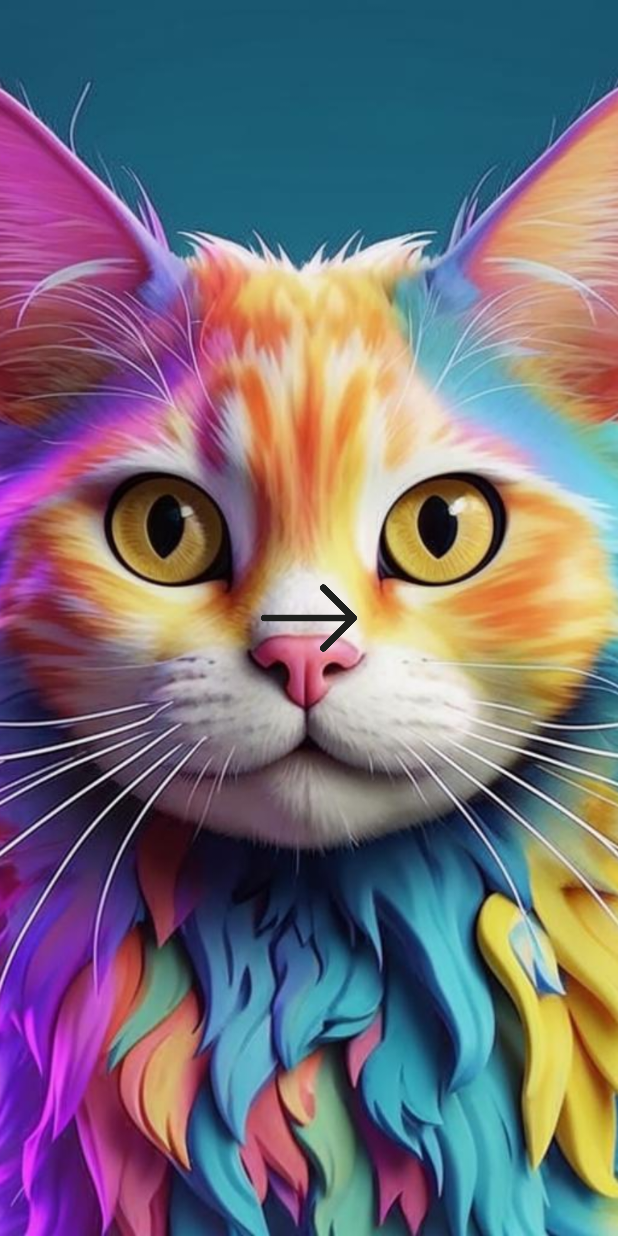
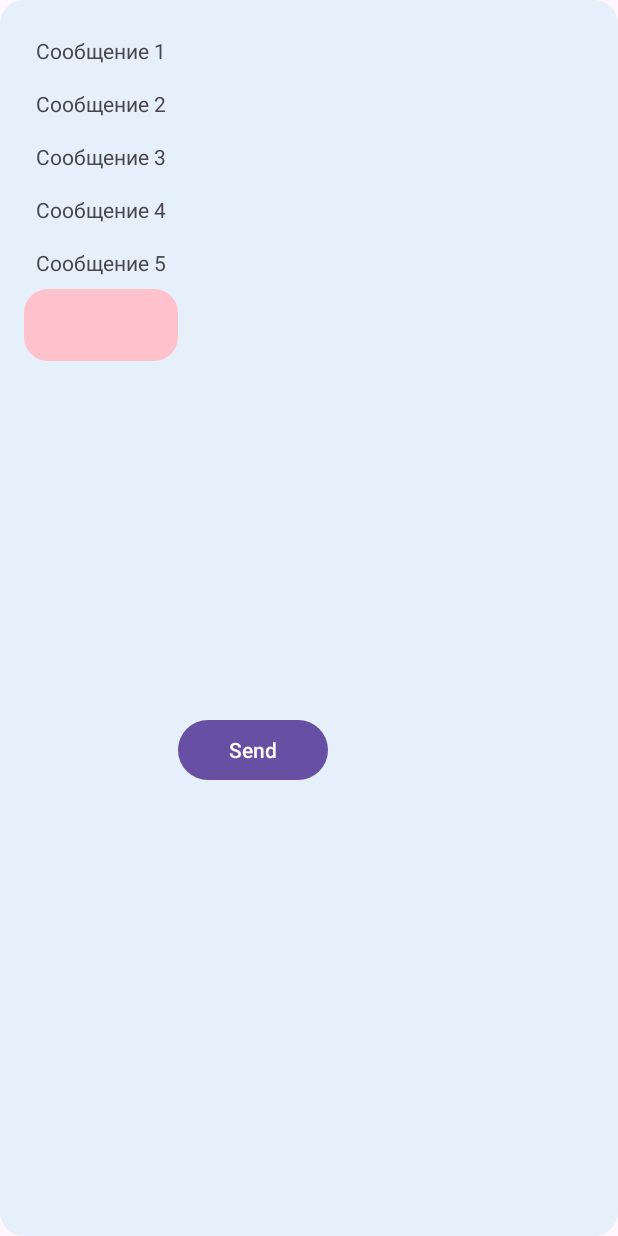
Before and after one commit to ppljc/rmp-lab-work-3, an Android app: the screen it shows after launch (MainActivity), on a phone screen of 412 x 824 dp. Run offline under Robolectric (Android 15) with nearby library versions, the phone set to English and light mode, and no system bars.

Commit message:
feat: grid layout method

```diff
--- a/app/src/main/java/com/example/myapplication3/MainActivity.java
+++ b/app/src/main/java/com/example/myapplication3/MainActivity.java
@@ -2,30 +2,38 @@ package com.example.myapplication3;
 
 import android.os.Bundle;
 import android.view.View;
-import android.widget.ImageButton;
-import android.widget.ImageView;
+import android.widget.Button;
+import android.widget.EditText;
+import android.widget.GridLayout;
+import android.widget.TextView;
 import androidx.appcompat.app.AppCompatActivity;
 
 public class MainActivity extends AppCompatActivity {
 
-    private ImageView imageView;
-    private ImageButton nextButton;
-    private int currentImageIndex = 0;
-    private int[] images = {R.drawable.image_one, R.drawable.image_two};
+    private EditText editTextMessage;
+    private GridLayout gridLayout;
+    private int messageIndex = 5; // Следующий индекс для перезаписи
 
     @Override
     protected void onCreate(Bundle savedInstanceState) {
         super.onCreate(savedInstanceState);
-        setContentView(R.layout.activity_main_frame);
+        setContentView(R.layout.activity_main_grid);
 
-        imageView = findViewById(R.id.image_view);
-        nextButton = findViewById(R.id.next_button);
+        editTextMessage = findViewById(R.id.edit_text_message);
+        gridLayout = findViewById(R.id.grid_layout);
+        Button sendButton = findViewById(R.id.send_button);
 
-        nextButton.setOnClickListener(new View.OnClickListener() {
+        sendButton.setOnClickListener(new View.OnClickListener() {
             @Override
             public void onClick(View v) {
-                currentImageIndex = (currentImageIndex + 1) % images.length;
-                imageView.setImageResource(images[currentImageIndex]);
+                String message = editTextMessage.getText().toString();
+                if (!message.isEmpty()) {
+                    int row = messageIndex % 5; // Циклическая перезапись (0-4)
+                    TextView textView = (TextView) gridLayout.getChildAt(row);
+                    textView.setText(message);
+                    messageIndex++;
+                    editTextMessage.setText("");
+                }
             }
         });
     }
--- /dev/null
+++ b/app/src/main/res/layout/activity_main_grid.xml
@@ -0,0 +1,80 @@
+<GridLayout
+    xmlns:android="http://schemas.android.com/apk/res/android"
+    android:id="@+id/grid_layout"
+    android:layout_width="match_parent"
+    android:layout_height="match_parent"
+    android:rowCount="6"
+    android:columnCount="2"
+    android:paddingTop="@dimen/padding_medium"
+    android:paddingLeft="@dimen/padding_medium"
+    android:paddingRight="@dimen/padding_medium"
+    android:paddingBottom="@dimen/padding_medium"
+    android:background="@drawable/scroll_view_background">
+
+    <TextView
+        android:id="@+id/message_1"
+        android:layout_width="wrap_content"
+        android:layout_height="wrap_content"
+        android:text="Сообщение 1"
+        android:padding="@dimen/padding_small"
+        android:layout_row="0"
+        android:layout_column="0"/>
+
+    <TextView
+        android:id="@+id/message_2"
+        android:layout_width="wrap_content"
+        android:layout_height="wrap_content"
+        android:text="Сообщение 2"
+        android:padding="@dimen/padding_small"
+        android:layout_row="1"
+        android:layout_column="0"/>
+
+    <TextView
+        android:id="@+id/message_3"
+        android:layout_width="wrap_content"
+        android:layout_height="wrap_content"
+        android:text="Сообщение 3"
+        android:padding="@dimen/padding_small"
+        android:layout_row="2"
+        android:layout_column="0"/>
+
+    <TextView
+        android:id="@+id/message_4"
+        android:layout_width="wrap_content"
+        android:layout_height="wrap_content"
+        android:text="Сообщение 4"
+        android:padding="@dimen/padding_small"
+        android:layout_row="3"
+        android:layout_column="0"/>
+
+    <TextView
+        android:id="@+id/message_5"
+        android:layout_width="wrap_content"
+        android:layout_height="wrap_content"
+        android:text="Сообщение 5"
+        android:padding="@dimen/padding_small"
+        android:layout_row="4"
+        android:layout_column="0"/>
+
+    <EditText
+        android:id="@+id/edit_text_message"
+        android:layout_width="0dp"
+        android:layout_height="@dimen/edit_text_height"
+        android:padding="@dimen/padding_small"
+        android:paddingStart="16dp"
+        android:background="@drawable/edit_text_background"
+        android:inputType="textCapSentences"
+        android:layout_row="5"
+        android:layout_column="0"
+        android:layout_gravity="fill_horizontal"/>
+
+    <Button
+        android:id="@+id/send_button"
+        android:layout_width="@dimen/button_width"
+        android:layout_height="@dimen/button_size"
+        android:text="Send"
+        android:layout_row="5"
+        android:layout_column="1"
+        android:layout_gravity="center_vertical"/>
+
+</GridLayout>
```
